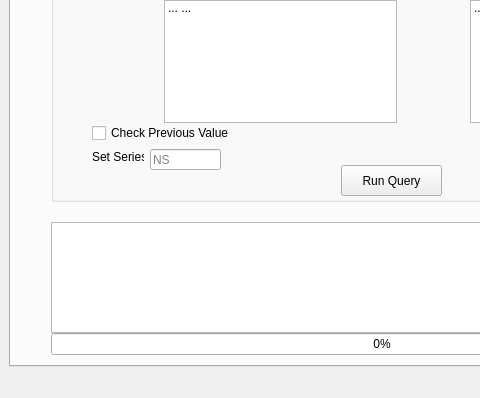
The window that DataQueryX.ui (395020539/UpdaterMain) describes before a commit, drawn with Qt 5; both pictures show x 0 to 480 and y 462 to 860 of the 790 by 860 pixel window.
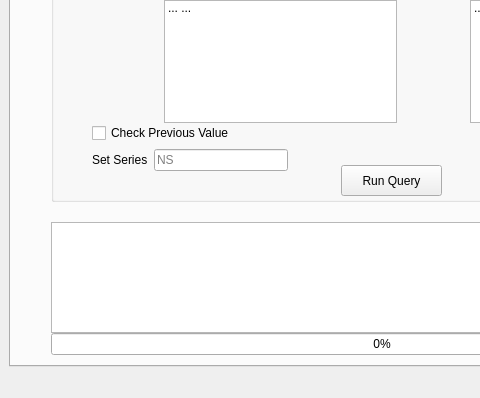
The same window after the commit. Icons and pictures are not drawn.

The edit to the form file:
```diff
--- a/DataQueryX.ui
+++ b/DataQueryX.ui
@@ -112,35 +112,6 @@
           <string>Check Previous Value</string>
          </property>
         </widget>
-        <widget class="QLabel" name="label_series">
-         <property name="geometry">
-          <rect>
-           <x>41</x>
-           <y>227</y>
-           <width>52</width>
-           <height>16</height>
-          </rect>
-         </property>
-         <property name="text">
-          <string>Set Series</string>
-         </property>
-        </widget>
-        <widget class="QLineEdit" name="lineEdit_series">
-         <property name="geometry">
-          <rect>
-           <x>99</x>
-           <y>227</y>
-           <width>71</width>
-           <height>21</height>
-          </rect>
-         </property>
-         <property name="placeholderText">
-          <string>NS</string>
-         </property>
-         <property name="clearButtonEnabled">
-          <bool>true</bool>
-         </property>
-        </widget>
         <widget class="QToolButton" name="toolButton_reflash_list">
          <property name="geometry">
           <rect>
@@ -219,6 +190,35 @@
           </item>
          </layout>
         </widget>
+        <widget class="QWidget" name="">
+         <property name="geometry">
+          <rect>
+           <x>41</x>
+           <y>227</y>
+           <width>196</width>
+           <height>22</height>
+          </rect>
+         </property>
+         <layout class="QHBoxLayout" name="horizontalLayout_3">
+          <item>
+           <widget class="QLabel" name="label_series">
+            <property name="text">
+             <string>Set Series</string>
+            </property>
+           </widget>
+          </item>
+          <item>
+           <widget class="QLineEdit" name="lineEdit_series">
+            <property name="placeholderText">
+             <string>NS</string>
+            </property>
+            <property name="clearButtonEnabled">
+             <bool>true</bool>
+            </property>
+           </widget>
+          </item>
+         </layout>
+        </widget>
        </widget>
        <widget class="QGroupBox" name="groupBox_2">
         <property name="geometry">
```
Left out of the diff: 2 changed lines with no effect on the pictures.
